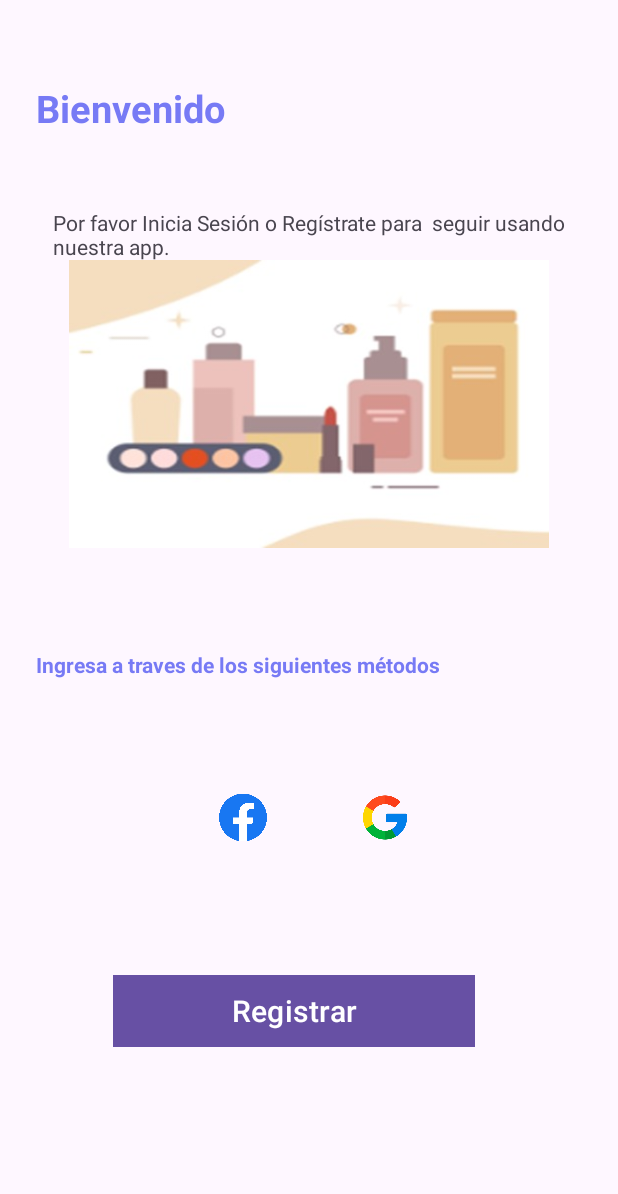
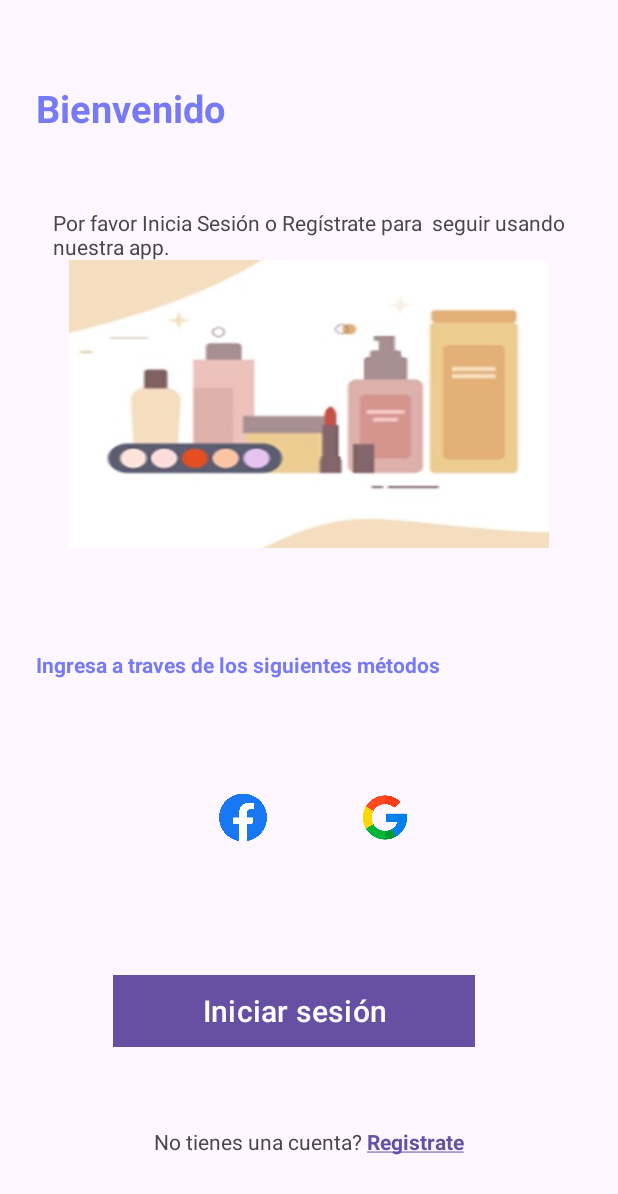
Before and after one commit to Judith14D/Boutique, an Android app: the screen it shows after launch (MainActivity), on a phone screen of 412 x 824 dp. Shown: the top 1194 px of the screen. Run offline under Robolectric (Android 15) with nearby library versions, the phone set to English and light mode, and no system bars.

Commit message:
SpannableString

```diff
--- a/app/src/main/java/com/cibertec/boutique/MainActivity.kt
+++ b/app/src/main/java/com/cibertec/boutique/MainActivity.kt
@@ -1,12 +1,22 @@
 package com.cibertec.boutique
 
+import android.content.Intent
+import android.graphics.Typeface
 import android.os.Bundle
+import android.text.SpannableString
+import android.text.Spanned
+import android.text.method.LinkMovementMethod
+import android.text.style.ClickableSpan
+import android.text.style.StyleSpan
+import android.view.View
+import android.widget.TextView
 import androidx.activity.enableEdgeToEdge
 import androidx.appcompat.app.AppCompatActivity
 import androidx.core.view.ViewCompat
 import androidx.core.view.WindowInsetsCompat
 
 class MainActivity : AppCompatActivity() {
+    lateinit var tvRegistro:TextView
     override fun onCreate(savedInstanceState: Bundle?) {
         super.onCreate(savedInstanceState)
         enableEdgeToEdge()
@@ -16,9 +26,33 @@ class MainActivity : AppCompatActivity() {
             v.setPadding(systemBars.left, systemBars.top, systemBars.right, systemBars.bottom)
             insets
         }
+
+        tvRegistro = findViewById(R.id.tvRegistro)
+        val text: String = "No tienes una cuenta? Registrate"
+
+        val spannableString = SpannableString(text)
+        val boldSpan = StyleSpan(Typeface.BOLD)
+        val clickableSpan = object : ClickableSpan() {
+            override fun onClick(widget: View) {
+                val intent = Intent(this@MainActivity, InicioActivity::class.java)
+                startActivity(intent)
+            }
+        }
+
+        val start = text.indexOf("Registrate")
+        val end = start + "Registrate".length
+
+        spannableString.setSpan(boldSpan, start, end, Spanned.SPAN_EXCLUSIVE_EXCLUSIVE)
+        spannableString.setSpan(clickableSpan, start, end, Spanned.SPAN_EXCLUSIVE_EXCLUSIVE)
+
+        tvRegistro.text = spannableString
+        tvRegistro.movementMethod = LinkMovementMethod.getInstance()
+    }
+
+    fun sendInicio(v: View){
+        val intent = Intent(this, InicioActivity::class.java)
+        startActivity(intent)
     }
 
 
-
-
 }
--- a/app/src/main/java/com/cibertec/boutique/UsuarioActivity.kt
+++ b/app/src/main/java/com/cibertec/boutique/UsuarioActivity.kt
@@ -1,12 +1,15 @@
 package com.cibertec.boutique
 
+import android.content.Intent
 import android.os.Bundle
+import android.view.View
 import androidx.activity.enableEdgeToEdge
 import androidx.appcompat.app.AppCompatActivity
 import androidx.core.view.ViewCompat
 import androidx.core.view.WindowInsetsCompat
 
 class UsuarioActivity : AppCompatActivity() {
+
     override fun onCreate(savedInstanceState: Bundle?) {
         super.onCreate(savedInstanceState)
         enableEdgeToEdge()
@@ -17,4 +20,6 @@ class UsuarioActivity : AppCompatActivity() {
             insets
         }
     }
+
+
 }
--- a/app/src/main/res/layout/activity_main.xml
+++ b/app/src/main/res/layout/activity_main.xml
@@ -102,11 +102,21 @@
         android:layout_marginBottom="100dp"
         android:background="#777AF5"
         android:backgroundTint="#777AF5"
-        android:onClick="sendRegistro"
-        android:text="Registrar"
+        android:onClick="sendInicio"
+        android:text="Iniciar sesión"
         android:textSize="20sp"
         app:layout_constraintBottom_toBottomOf="parent"
         app:layout_constraintEnd_toEndOf="@+id/textView3"
         app:layout_constraintStart_toStartOf="@+id/textView3"
         app:layout_constraintTop_toBottomOf="@+id/imageView2" />
+
+    <TextView
+        android:id="@+id/tvRegistro"
+        android:layout_width="wrap_content"
+        android:layout_height="wrap_content"
+        android:text="No tienes una cuenta? Registrate"
+        app:layout_constraintBottom_toBottomOf="parent"
+        app:layout_constraintEnd_toEndOf="parent"
+        app:layout_constraintStart_toStartOf="parent"
+        app:layout_constraintTop_toBottomOf="@+id/btnRegistrar" />
 </androidx.constraintlayout.widget.ConstraintLayout>
```
